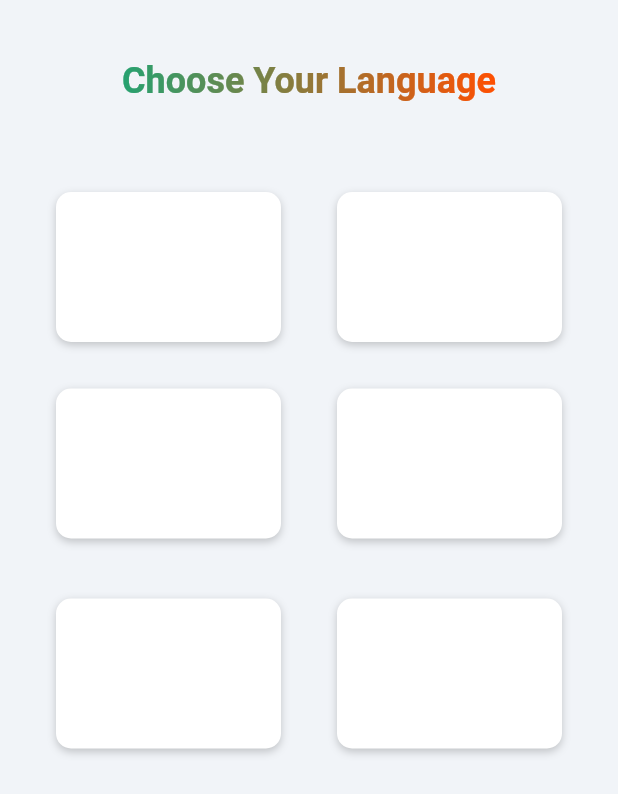
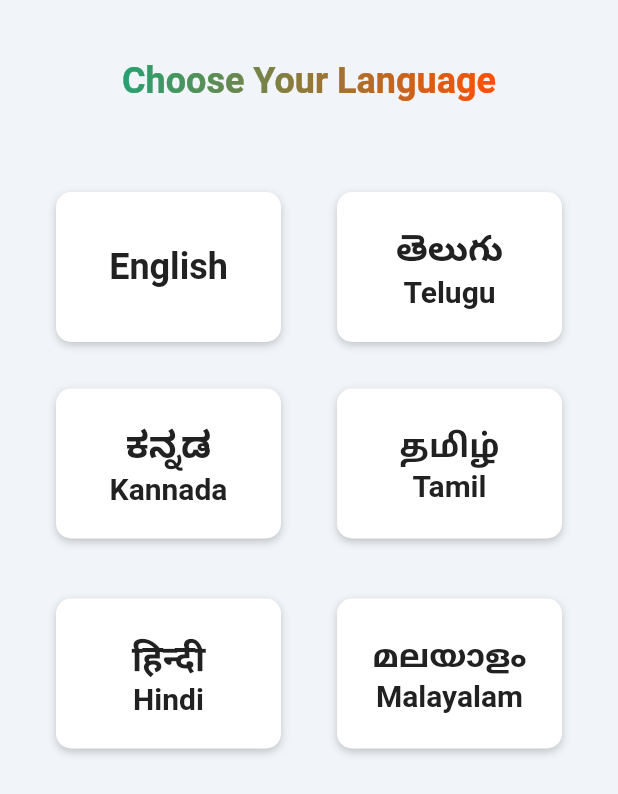
Before and after one commit to rameshgadgets/Thaaja_Store_Flutterflow, a Flutter app: the screen it shows after launch, on a phone screen of 412 x 824 dp. Shown: the top 794 px of the screen. Run offline on Flutter 3.47's test engine with Material 2 defaults, Android fonts, the phone set to English and light mode, and no system bars; drawn by our look-alikes of simple_gradient_text; our stand-ins replace auto_size_text, built_collection, built_value, cached_network_image, cloud_firestore, firebase_core and 6 more; missing offline and left inert: json_path, selectable_container; accounts and stored records are empty; Roboto replaces fonts that are missing (Acme).

Commit message:
Cart Icon count and Language selection text

```diff
--- a/lib/choose_your_language/choose_your_language_widget.dart
+++ b/lib/choose_your_language/choose_your_language_widget.dart
@@ -102,6 +102,8 @@ class _ChooseYourLanguageWidgetState extends State<ChooseYourLanguageWidget> {
                                       ),
                                     },
                                   );
+
+                                  setAppLanguage(context, 'en');
                                 },
                                 child: Column(
                                   mainAxisSize: MainAxisSize.max,
@@ -109,7 +111,7 @@ class _ChooseYourLanguageWidgetState extends State<ChooseYourLanguageWidget> {
                                   children: [
                                     Text(
                                       FFLocalizations.of(context).getText(
-                                        'rwhzcgq0' /*  */,
+                                        'rwhzcgq0' /* English */,
                                       ),
                                       textAlign: TextAlign.center,
                                       style:
@@ -156,14 +158,14 @@ class _ChooseYourLanguageWidgetState extends State<ChooseYourLanguageWidget> {
                                 children: [
                                   Text(
                                     FFLocalizations.of(context).getText(
-                                      'u8kfq2ut' /*  */,
+                                      'u8kfq2ut' /* తెలుగు */,
                                     ),
                                     textAlign: TextAlign.center,
                                     style: FlutterFlowTheme.of(context).title1,
                                   ),
                                   Text(
                                     FFLocalizations.of(context).getText(
-                                      'w59ly3ty' /*  */,
+                                      'w59ly3ty' /* Telugu */,
                                     ),
                                     style: FlutterFlowTheme.of(context).title3,
                                   ),
@@ -216,14 +218,14 @@ class _ChooseYourLanguageWidgetState extends State<ChooseYourLanguageWidget> {
                                 children: [
                                   Text(
                                     FFLocalizations.of(context).getText(
-                                      'xg0g4sr3' /*  */,
+                                      'xg0g4sr3' /* ಕನ್ನಡ */,
                                     ),
                                     textAlign: TextAlign.center,
                                     style: FlutterFlowTheme.of(context).title1,
                                   ),
                                   Text(
                                     FFLocalizations.of(context).getText(
-                                      'xh7q6jt3' /*  */,
+                                      'xh7q6jt3' /* Kannada */,
                                     ),
                                     style: FlutterFlowTheme.of(context).title3,
                                   ),
@@ -267,14 +269,14 @@ class _ChooseYourLanguageWidgetState extends State<ChooseYourLanguageWidget> {
                                 children: [
                                   Text(
                                     FFLocalizations.of(context).getText(
-                                      'p02n23u6' /*  */,
+                                      'p02n23u6' /* தமிழ் */,
                                     ),
                                     textAlign: TextAlign.center,
                                     style: FlutterFlowTheme.of(context).title1,
                                   ),
                                   Text(
                                     FFLocalizations.of(context).getText(
-                                      '86pkktnk' /*  */,
+                                      '86pkktnk' /* Tamil */,
                                     ),
                                     style: FlutterFlowTheme.of(context).title3,
                                   ),
@@ -327,14 +329,14 @@ class _ChooseYourLanguageWidgetState extends State<ChooseYourLanguageWidget> {
                                 children: [
                                   Text(
                                     FFLocalizations.of(context).getText(
-                                      'ufkzikph' /*  */,
+                                      'ufkzikph' /* हिन्दी */,
                                     ),
                                     textAlign: TextAlign.center,
                                     style: FlutterFlowTheme.of(context).title1,
                                   ),
                                   Text(
                                     FFLocalizations.of(context).getText(
-                                      '0fm0zaus' /*  */,
+                                      '0fm0zaus' /* Hindi */,
                                     ),
                                     style: FlutterFlowTheme.of(context).title3,
                                   ),
@@ -342,7 +344,22 @@ class _ChooseYourLanguageWidgetState extends State<ChooseYourLanguageWidget> {
                               ),
                             ),
                           ),
-                          Container(
+                          InkWell(
+                            onTap: () async {
+                              context.pushNamed(
+                                'HomePage',
+                                extra: <String, dynamic>{
+                                  kTransitionInfoKey: TransitionInfo(
+                                    hasTransition: true,
+                                    transitionType:
+                                        PageTransitionType.rightToLeft,
+                                  ),
+                                },
+                              );
+
+                              setAppLanguage(context, 'ml');
+                            },
+                            child: Container(
                               width: 150,
                               height: 100,
                               decoration: BoxDecoration(
@@ -363,18 +380,19 @@ class _ChooseYourLanguageWidgetState extends State<ChooseYourLanguageWidget> {
                                 children: [
                                   Text(
                                     FFLocalizations.of(context).getText(
-                                    '8p4wtyfr' /*  */,
+                                      '8p4wtyfr' /* മലയാളം */,
                                     ),
                                     textAlign: TextAlign.center,
                                     style: FlutterFlowTheme.of(context).title1,
                                   ),
                                   Text(
                                     FFLocalizations.of(context).getText(
-                                    'er6qex90' /*  */,
+                                      'er6qex90' /* Malayalam */,
                                     ),
                                     style: FlutterFlowTheme.of(context).title3,
                                   ),
                                 ],
+                              ),
                             ),
                           ),
                         ],
--- a/lib/flutter_flow/flutter_flow_theme.dart
+++ b/lib/flutter_flow/flutter_flow_theme.dart
@@ -84,8 +84,8 @@ DeviceSize getDeviceSize(BuildContext context) {
 
 class LightModeTheme extends FlutterFlowTheme {
   late Color primaryColor = const Color(0xFF26A170);
-  late Color secondaryColor = const Color(0xFF93D0B8);
-  late Color tertiaryColor = const Color(0xFFC9E8DC);
+  late Color secondaryColor = const Color(0xFF2F5C57);
+  late Color tertiaryColor = const Color(0xFFFFFFFF);
   late Color alternate = const Color(0xFFFF5963);
   late Color primaryBackground = const Color(0xFFF1F4F8);
   late Color secondaryBackground = const Color(0xFFFFFFFF);
--- a/lib/flutter_flow/internationalization.dart
+++ b/lib/flutter_flow/internationalization.dart
@@ -118,7 +118,7 @@ final kTranslationsMap = <Map<String, Map<String, String>>>[
       'te': 'మీ భాషను ఎంచుకోండి',
     },
     'rwhzcgq0': {
-      'en': '',
+      'en': 'English',
       'hi': '',
       'kn': '',
       'ml': '',
@@ -126,7 +126,7 @@ final kTranslationsMap = <Map<String, Map<String, String>>>[
       'te': '',
     },
     'u8kfq2ut': {
-      'en': '',
+      'en': 'తెలుగు',
       'hi': '',
       'kn': '',
       'ml': '',
@@ -134,7 +134,7 @@ final kTranslationsMap = <Map<String, Map<String, String>>>[
       'te': '',
     },
     'w59ly3ty': {
-      'en': '',
+      'en': 'Telugu',
       'hi': '',
       'kn': '',
       'ml': '',
@@ -142,7 +142,7 @@ final kTranslationsMap = <Map<String, Map<String, String>>>[
       'te': '',
     },
     'xg0g4sr3': {
-      'en': '',
+      'en': 'ಕನ್ನಡ',
       'hi': '',
       'kn': '',
       'ml': '',
@@ -150,7 +150,7 @@ final kTranslationsMap = <Map<String, Map<String, String>>>[
       'te': '',
     },
     'xh7q6jt3': {
-      'en': '',
+      'en': 'Kannada',
       'hi': '',
       'kn': '',
       'ml': '',
@@ -158,7 +158,7 @@ final kTranslationsMap = <Map<String, Map<String, String>>>[
       'te': '',
     },
     'p02n23u6': {
-      'en': '',
+      'en': 'தமிழ்',
       'hi': '',
       'kn': '',
       'ml': '',
@@ -166,7 +166,7 @@ final kTranslationsMap = <Map<String, Map<String, String>>>[
       'te': '',
     },
     '86pkktnk': {
-      'en': '',
+      'en': 'Tamil',
       'hi': '',
       'kn': '',
       'ml': '',
@@ -174,7 +174,7 @@ final kTranslationsMap = <Map<String, Map<String, String>>>[
       'te': '',
     },
     'ufkzikph': {
-      'en': '',
+      'en': 'हिन्दी',
       'hi': '',
       'kn': '',
       'ml': '',
@@ -182,7 +182,7 @@ final kTranslationsMap = <Map<String, Map<String, String>>>[
       'te': '',
     },
     '0fm0zaus': {
-      'en': '',
+      'en': 'Hindi',
       'hi': '',
       'kn': '',
       'ml': '',
@@ -190,7 +190,7 @@ final kTranslationsMap = <Map<String, Map<String, String>>>[
       'te': '',
     },
     '8p4wtyfr': {
-      'en': '',
+      'en': 'മലയാളം',
       'hi': '',
       'kn': '',
       'ml': '',
@@ -198,7 +198,7 @@ final kTranslationsMap = <Map<String, Map<String, String>>>[
       'te': '',
     },
     'er6qex90': {
-      'en': '',
+      'en': 'Malayalam',
       'hi': '',
       'kn': '',
       'ml': '',
```
Also changed, not shown: lib/home_page/home_page_widget.dart (+23 -3 lines), 1 other file. Lines whose indentation alone changed are shown as unchanged.
